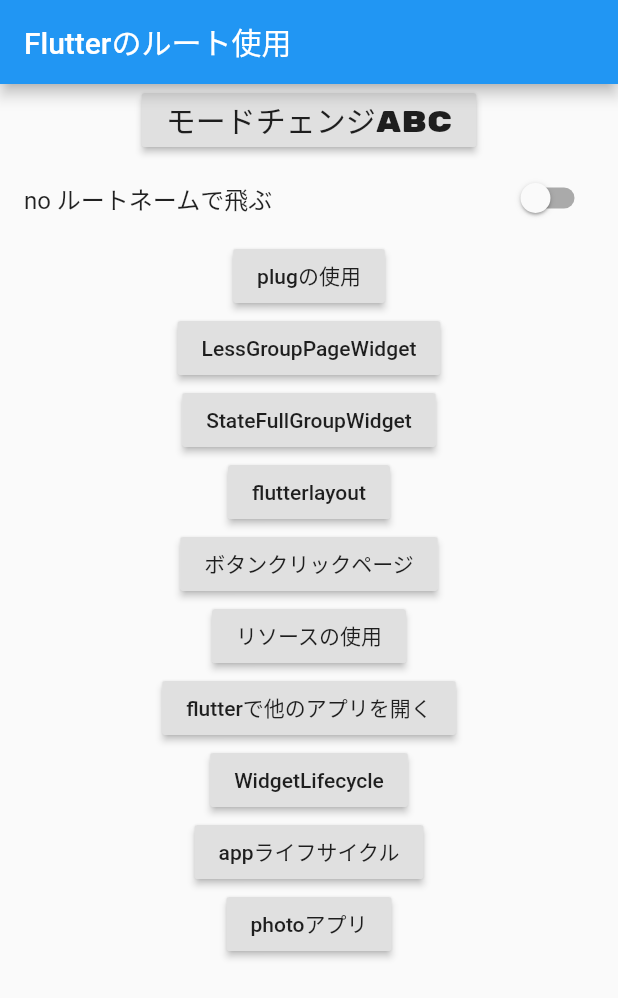
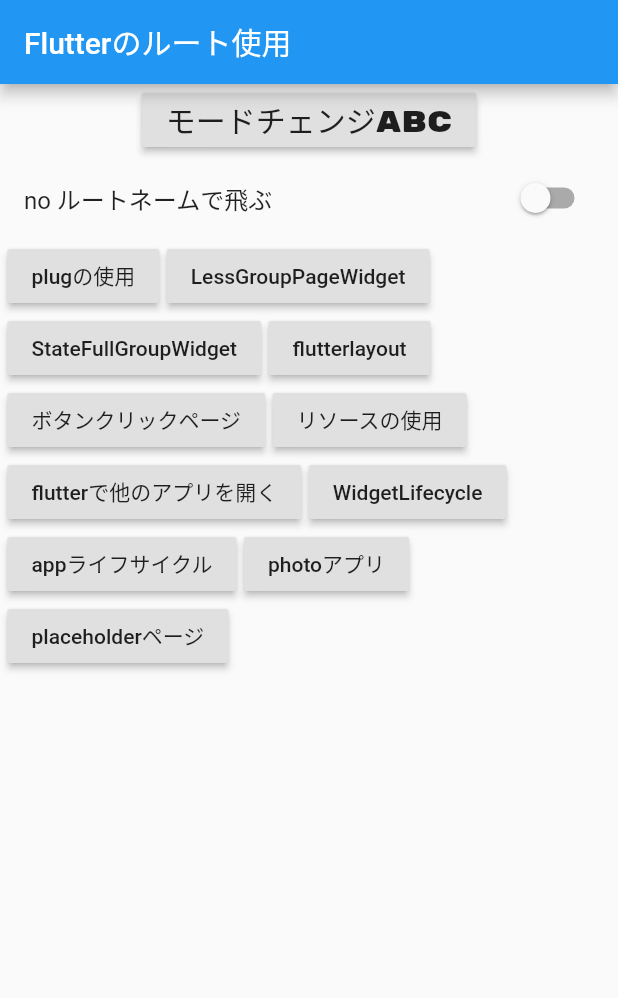
Before and after one commit to huanshenyi/flutte_len, a Flutter app: the screen it shows after launch, on a phone screen of 412 x 824 dp. Shown: the top 998 px of the screen. Run offline on Flutter 3.47's test engine with Material 2 defaults, Android fonts, the phone set to English and light mode, and no system bars; our stand-ins replace image_picker, transparent_image; missing offline and left inert: flutter_color_plugin.

Commit message:
placeholderとimageのcachedの使用

```diff
--- a/lib/main.dart
+++ b/lib/main.dart
@@ -6,6 +6,7 @@ import 'package:flutter_len/gesture_page.dart';
 import 'package:flutter_len/launch_page.dart';
 import 'package:flutter_len/less_group_page.dart';
 import 'package:flutter_len/photo_app_page.dart';
+import 'package:flutter_len/placeholder_page.dart';
 import 'package:flutter_len/plugin_use.dart';
 import 'package:flutter_len/res_page.dart';
 import 'package:flutter_len/statefull_group_page.dart';
@@ -64,6 +65,7 @@ class _DynamicThemeState extends State<DynamicTheme> {
           "WidgetLifecycle":(BuildContext context) => WidgetLifecycle(),
           "appLifecycle":(BuildContext context)=> AppLifecycle(),
           "photoAppPage":(BuildContext context) => PhotoApp(),
+          "placeholder":(BuildContext context) => PlaceholderPage(),
         }
     );
   }
@@ -79,7 +81,7 @@ class _RouteNavigator extends State<RouteNavigator> {
   @override
   Widget build(BuildContext context) {
     return Container(
-      child: Column(
+      child: Wrap(
         children: <Widget>[
           SwitchListTile(
               title: Text("${byName? '': "no"} ルートネームで飛ぶ"),
@@ -98,7 +100,8 @@ class _RouteNavigator extends State<RouteNavigator> {
           _item("flutterで他のアプリを開く", LaunchPage(), "launch"),
           _item("WidgetLifecycle", WidgetLifecycle(), "WidgetLifecycle"),
           _item("appライフサイクル", AppLifecycle(), "appLifecycle"),
-          _item("photoアプリ", PhotoApp(), "photoAppPage")
+          _item("photoアプリ", PhotoApp(), "photoAppPage"),
+          _item("placeholderページ", PlaceholderPage(), "placeholderページ")
         ],
       ),
     );
@@ -106,6 +109,7 @@ class _RouteNavigator extends State<RouteNavigator> {
 
   _item(String title, page, String routeName) {
      return Container(
+       padding: EdgeInsets.only(left: 5),
        child: RaisedButton(
          onPressed: (){
            if(byName){
--- /dev/null
+++ b/lib/placeholder_page.dart
@@ -0,0 +1,39 @@
+import 'package:flutter/material.dart';
+import 'package:flutter_color_plugin/flutter_color_plugin.dart';
+import 'package:transparent_image/transparent_image.dart';
+
+class PlaceholderPage extends StatefulWidget {
+  @override
+  _PlaceholderPageState createState() => _PlaceholderPageState();
+}
+
+class _PlaceholderPageState extends State<PlaceholderPage> {
+  final _title = "placeholderの使用";
+  @override
+  Widget build(BuildContext context) {
+    return MaterialApp(
+      title: "placeholderの使用",
+      home: Scaffold(
+        appBar: AppBar(
+          title: Text(_title,),
+          leading: GestureDetector(
+            onTap: (){Navigator.pop(context);},
+            child: Icon(Icons.arrow_back),
+          ),
+        ),
+        body: Stack(
+          children: <Widget>[
+            Center(
+              child: CircularProgressIndicator(),
+            ),
+            Center(
+              child: FadeInImage.assetNetwork(
+                  placeholder: "images/vuex.png",
+                  image: "https://www.pokemon.co.jp/images/top/img_main_thum1_200326.jpg"),
+            ),
+          ],
+        ),
+      ),
+    );
+  }
+}
--- a/pubspec.yaml
+++ b/pubspec.yaml
@@ -27,6 +27,8 @@ dependencies:
   flutter_color_plugin: ^0.0.2
   url_launcher: ^5.0.2
   image_picker: ^0.6.5+3
+  transparent_image: ^1.0.0
+  cached_network_image: ^2.2.0
 
 dev_dependencies:
   flutter_test:
```
Also changed, not shown: pubspec.lock, 2 other files.
